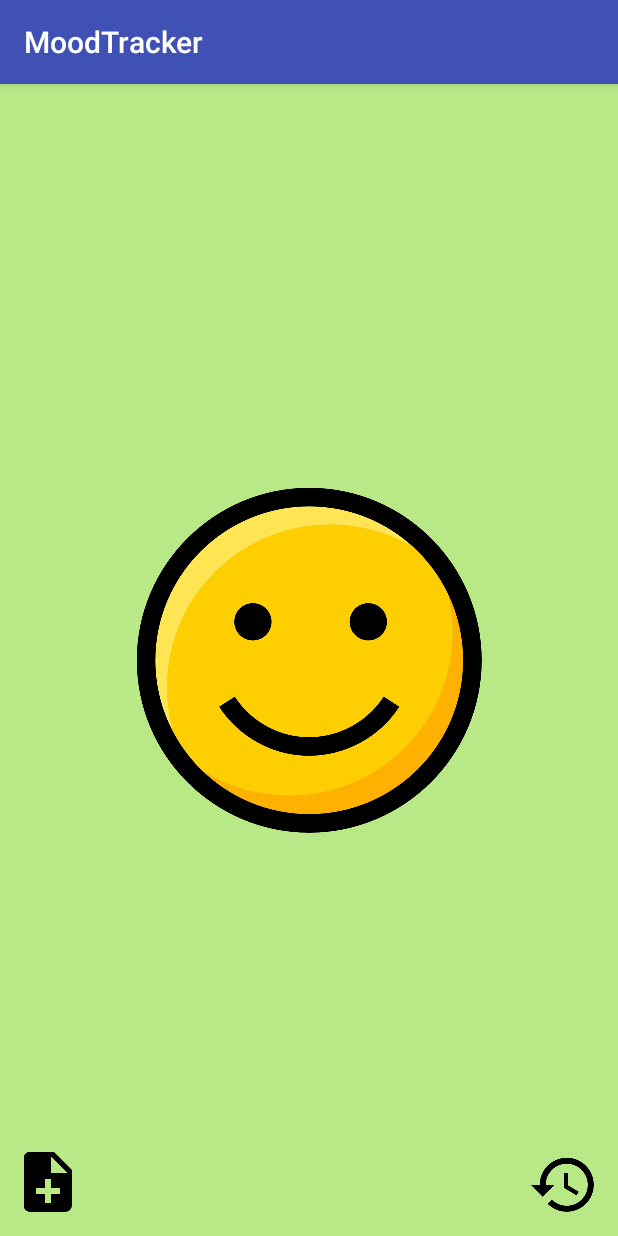
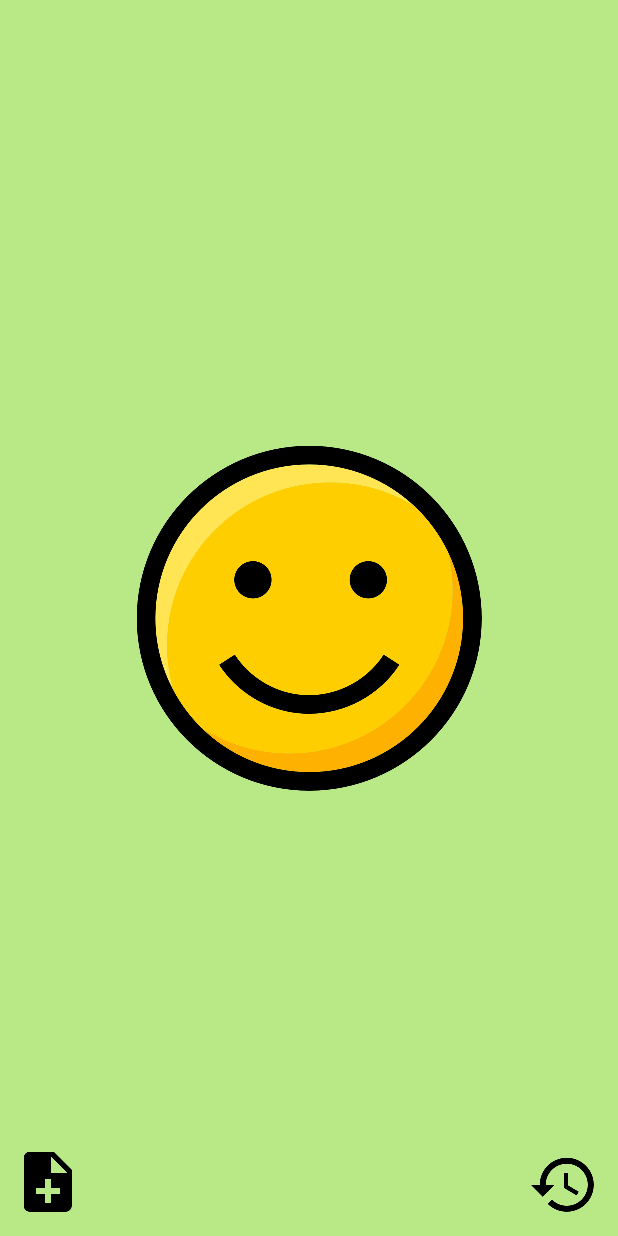
Before and after one commit to Cedxx/MoodTracker, an Android app: the screen it shows after launch (MainActivity), on a phone screen of 412 x 824 dp. Run offline under Robolectric (Android 15) with nearby library versions, the phone set to English and light mode, and no system bars.

Commit message:
added to color.xml mood background color changed theme to NoActionBar

```diff
--- a/app/src/main/res/values/styles.xml
+++ b/app/src/main/res/values/styles.xml
@@ -1,11 +1,18 @@
 <resources>
 
     <!-- Base application theme. -->
-    <style name="AppTheme" parent="Theme.AppCompat.Light.DarkActionBar">
+    <style name="AppTheme" parent="Theme.AppCompat.Light.NoActionBar">
         <!-- Customize your theme here. -->
         <item name="colorPrimary">@color/colorPrimary</item>
         <item name="colorPrimaryDark">@color/colorPrimaryDark</item>
         <item name="colorAccent">@color/colorAccent</item>
     </style>
 
+    <!-- Background colors used for the different moods -->
+    <color name="faded_red">#ffde3c50</color>
+    <color name="warm_grey">#ff9b9b9b</color>
+    <color name="cornflower_blue_65">#a5468ad9</color>
+    <color name="light_sage">#ffb8e986</color>
+    <color name="banana_yellow">#fff9ec4f</color>
+
 </resources>
```
